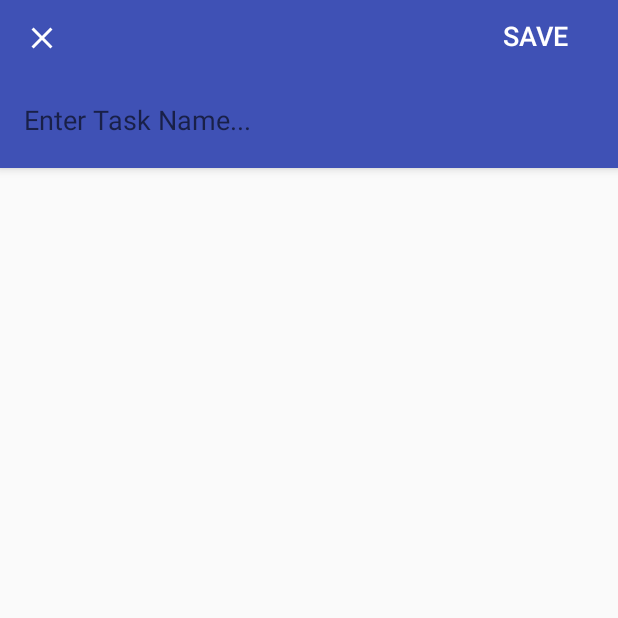
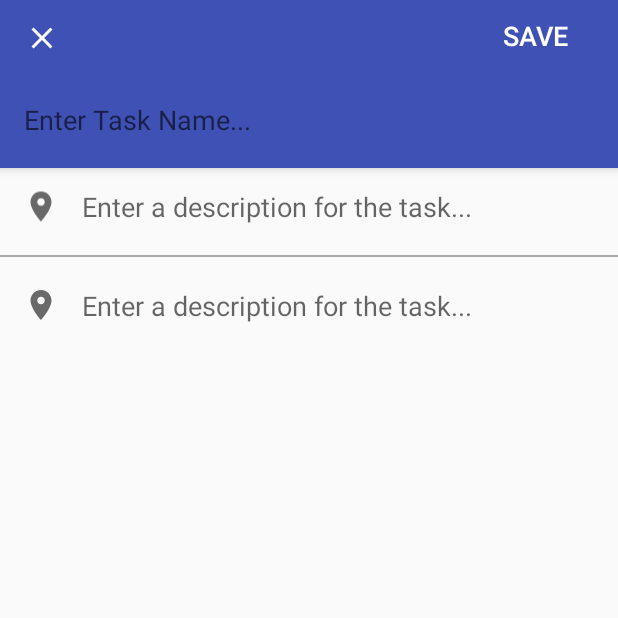
Before and after one commit to verfehlix/GeoTasks, an Android app: the AddNewTaskActivity screen opened directly, with no data from a screen before it, on a phone screen of 412 x 824 dp, the top half of it. Run offline under Robolectric (Android 15) with nearby library versions, the phone set to English and light mode, and no system bars.

Commit message:
added some logos etc.

```diff
--- a/app/src/main/java/pc/com/geotasks/AddNewTaskActivity.java
+++ b/app/src/main/java/pc/com/geotasks/AddNewTaskActivity.java
@@ -15,6 +15,7 @@ public class AddNewTaskActivity extends AppCompatActivity {
     Button exitButton;
     Button saveButton;
     EditText editTextTaskName;
+    EditText editTextTaskDescription;
 
     @Override
     protected void onCreate(Bundle savedInstanceState) {
@@ -33,6 +34,7 @@ public class AddNewTaskActivity extends AppCompatActivity {
 
         //get inputs
         editTextTaskName = (EditText) findViewById(R.id.editTextTaskName);
+        editTextTaskDescription = (EditText) findViewById(R.id.editTextTaskDescription);
 
     }
 
@@ -78,6 +80,10 @@ public class AddNewTaskActivity extends AppCompatActivity {
             anyDataEnterd = true;
         }
 
+        if(textEditFilled(editTextTaskDescription)) {
+            anyDataEnterd = true;
+        }
+
         return anyDataEnterd;
     }
 
--- /dev/null
+++ b/app/src/main/res/drawable/ic_location.xml
@@ -0,0 +1,10 @@
+<vector xmlns:android="http://schemas.android.com/apk/res/android"
+    android:width="24dp"
+    android:height="24dp"
+    android:viewportHeight="24.0"
+    android:viewportWidth="24.0">
+    <path
+        android:fillColor="#696969"
+        android:pathData="M12 2C8.13 2 5 5.13 5 9c0 5.25 7 13 7 13s7-7.75 7-13c0-3.87-3.13-7-7-7zm0 9.5c-1.38 0-2.5-1.12-2.5-2.5s1.12-2.5 2.5-2.5 2.5 1.12 2.5 2.5-1.12 2.5-2.5 2.5z"
+        />
+</vector>
--- /dev/null
+++ b/app/src/main/res/drawable/ic_pencil.xml
@@ -0,0 +1,10 @@
+<vector xmlns:android="http://schemas.android.com/apk/res/android"
+    android:width="24dp"
+    android:height="24dp"
+    android:viewportHeight="24.0"
+    android:viewportWidth="24.0">
+    <path
+        android:fillColor="#696969"
+        android:pathData="M17.75 7L14 3.25l-10 10V17h3.75l10-10zm2.96-2.96c.39-.39.39-1.02 0-1.41L18.37.29c-.39-.39-1.02-.39-1.41 0L15 2.25 18.75 6l1.96-1.96z"
+        />
+</vector>
--- a/app/src/main/res/layout/activity_add_new_task.xml
+++ b/app/src/main/res/layout/activity_add_new_task.xml
@@ -6,6 +6,7 @@
     android:fitsSystemWindows="true"
     tools:context="pc.com.geotasks.AddNewTaskActivity">
 
+    <!--Toolbar-->
     <android.support.v7.widget.Toolbar
         android:id="@+id/my_toolbar"
         android:layout_width="match_parent"
@@ -69,4 +70,73 @@
 
     </android.support.v7.widget.Toolbar>
 
+    <!--Scrollable Content below-->
+    <ScrollView
+        android:layout_width="match_parent"
+        android:layout_height="match_parent"
+        android:layout_marginTop="105dp">
+        <LinearLayout
+            android:orientation="vertical"
+            android:layout_width="match_parent"
+            android:layout_height="match_parent">
+
+            <!--Task Description-->
+            <LinearLayout
+                android:orientation="horizontal"
+                android:layout_width="match_parent"
+                android:layout_height="match_parent"
+                android:layout_marginTop="20dp">
+
+                <ImageView
+                    android:id="@+id/pencil_icon"
+                    android:layout_height="fill_parent"
+                    android:layout_width="wrap_content"
+                    android:src="@drawable/ic_location"
+                    android:layout_marginLeft="15dp"
+                    android:maxHeight="25dp" />
+
+                <EditText
+                    android:id="@+id/editTextTaskDescription"
+                    android:layout_width="match_parent"
+                    android:layout_height="wrap_content"
+                    android:inputType="textMultiLine"
+                    android:ems="10"
+                    android:hint="Enter a description for the task..."
+                    android:background="@android:color/transparent"
+                    android:layout_marginLeft="15dp"
+                    android:layout_marginRight="15dp" />
+            </LinearLayout>
+
+            <!--Seperator-->
+            <View android:layout_width="match_parent" android:layout_height="1dp" android:background="@android:color/darker_gray" android:layout_marginTop="20dp" />
+
+            <!--Place-->
+            <LinearLayout
+                android:orientation="horizontal"
+                android:layout_width="match_parent"
+                android:layout_height="match_parent"
+                android:layout_marginTop="20dp">
+
+                <ImageView
+                    android:id="@+id/location_icon"
+                    android:layout_height="wrap_content"
+                    android:layout_width="wrap_content"
+                    android:src="@drawable/ic_location"
+                    android:layout_marginLeft="15dp" />
+
+                <EditText
+                    android:layout_width="match_parent"
+                    android:layout_height="wrap_content"
+                    android:inputType="textMultiLine"
+                    android:ems="10"
+                    android:id="@+id/editText2"
+                    android:background="@android:color/transparent"
+                    android:hint="Enter a description for the task..."
+                    android:layout_marginLeft="15dp"
+                    android:layout_marginRight="15dp" />
+            </LinearLayout>
+
+        </LinearLayout>
+    </ScrollView>
+
 </RelativeLayout>
```
